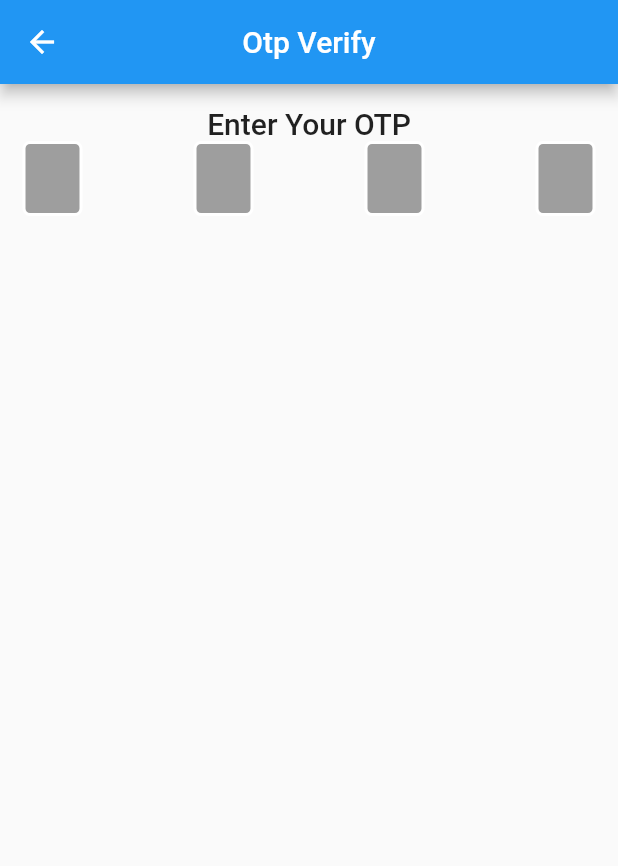
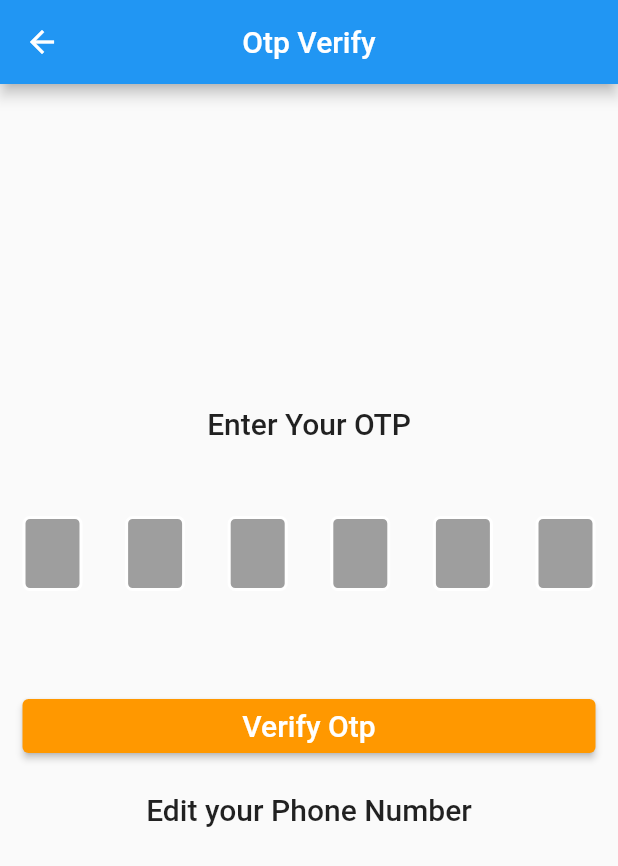
Before and after one commit to vrinda1script/phone_auth_firebase, a Flutter app: the OtpVerifyView screen opened by its route, on a phone screen of 412 x 824 dp. Shown: the top 866 px of the screen. Run offline on Flutter 3.47's test engine with Material 2 defaults, Android fonts, the light colour scheme and no system bars; drawn by our look-alikes of pin_code_fields; our stand-ins replace firebase_auth, firebase_core, get, intl_phone_field; accounts and stored records are empty; network calls fail.

Commit message:
code updated

```diff
--- a/lib/app/modules/home/views/home_view.dart
+++ b/lib/app/modules/home/views/home_view.dart
@@ -23,7 +23,7 @@ class HomeView extends GetView<HomeController> {
               children: [
                 Center(
                     child: CircleAvatar(
-                  radius: 50,
+                  radius: 55,
                   backgroundColor: Colors.orange,
                   child: FlutterLogo(
                     size: Get.height * .1,
@@ -64,7 +64,7 @@ class HomeView extends GetView<HomeController> {
                     style: ElevatedButton.styleFrom(
                         backgroundColor: Colors.orange),
                     child: Text(
-                      'Submit',
+                      'Send OTP',
                       style: Get.textTheme.headline6!
                           .copyWith(color: Colors.white),
                     ),
--- a/lib/app/modules/otp_verify/controllers/otp_verify_controller.dart
+++ b/lib/app/modules/otp_verify/controllers/otp_verify_controller.dart
@@ -1,8 +1,11 @@
+import 'package:firebase_auth/firebase_auth.dart';
 import 'package:flutter/cupertino.dart';
 import 'package:get/get.dart';
 
 class OtpVerifyController extends GetxController {
   late TextEditingController pinCodeTextController;
+  final FirebaseAuth auth = FirebaseAuth.instance;
+  final String? verify = Get.arguments;
 
   @override
   void onInit() {
@@ -16,4 +19,16 @@ class OtpVerifyController extends GetxController {
     pinCodeTextController.dispose();
     super.onClose();
   }
+
+  void onVerifyOTP() async {
+    try {
+      PhoneAuthCredential credential = PhoneAuthProvider.credential(
+          verificationId: verify!, smsCode: pinCodeTextController.text);
+
+      // Sign the user in (or link) with the credential
+      await auth.signInWithCredential(credential);
+    } catch (e) {
+      Get.snackbar('error', 'Invalid Info');
+    }
+  }
 }
--- a/lib/app/modules/otp_verify/views/otp_verify_view.dart
+++ b/lib/app/modules/otp_verify/views/otp_verify_view.dart
@@ -1,3 +1,4 @@
+import 'package:firebase_auth/firebase_auth.dart';
 import 'package:flutter/material.dart';
 
 import 'package:get/get.dart';
@@ -15,8 +16,11 @@ class OtpVerifyView extends GetView<OtpVerifyController> {
           centerTitle: true,
         ),
         body: ListView(
-          padding: EdgeInsets.all(15),
+          padding: const EdgeInsets.all(15),
           children: [
+            const SizedBox(
+              height: 200,
+            ),
             Row(
               mainAxisAlignment: MainAxisAlignment.center,
               children: [
@@ -26,9 +30,12 @@ class OtpVerifyView extends GetView<OtpVerifyController> {
                 ),
               ],
             ),
+            const SizedBox(
+              height: 50,
+            ),
             Center(
               child: PinCodeTextField(
-                length: 4,
+                length: 6,
                 obscureText: false,
                 pinTheme: PinTheme(
                     errorBorderColor: Colors.red,
@@ -56,7 +63,35 @@ class OtpVerifyView extends GetView<OtpVerifyController> {
                 },
                 autoDisposeControllers: false,
               ),
-            )
+            ),
+            const SizedBox(
+              height: 50,
+            ),
+            SizedBox(
+              width: Get.width,
+              child: ElevatedButton(
+                onPressed: () {
+                  controller.onVerifyOTP();
+                },
+                style: ElevatedButton.styleFrom(backgroundColor: Colors.orange),
+                child: Text(
+                  'Verify Otp',
+                  style: Get.textTheme.headline6!.copyWith(color: Colors.white),
+                ),
+              ),
+            ),
+            const SizedBox(
+              height: 20,
+            ),
+            Row(
+              mainAxisAlignment: MainAxisAlignment.center,
+              children: [
+                Text(
+                  'Edit your Phone Number',
+                  style: Get.textTheme.headline6,
+                ),
+              ],
+            ),
           ],
         ));
   }
--- a/lib/app/routes/app_pages.dart
+++ b/lib/app/routes/app_pages.dart
@@ -18,7 +18,7 @@ part 'app_routes.dart';
 class AppPages {
   AppPages._();
 
-  static const INITIAL = Routes.HOME;
+  static const INITIAL = Routes.SPLASH;
 
   static final routes = [
     GetPage(
--- a/pubspec.yaml
+++ b/pubspec.yaml
@@ -15,6 +15,7 @@ dependencies:
   firebase_core: ^2.7.0
   firebase_auth: ^4.2.9
 
+
 dev_dependencies:
   flutter_lints: 2.0.1
   flutter_test:
```
Also changed, not shown: lib/app/modules/home/controllers/home_controller.dart (+13 -7 lines), lib/app/modules/splash/controllers/splash_controller.dart (+6 -15 lines), lib/app/modules/splash/views/splash_view.dart (+22 -9 lines), pubspec.lock, 18 other files.
